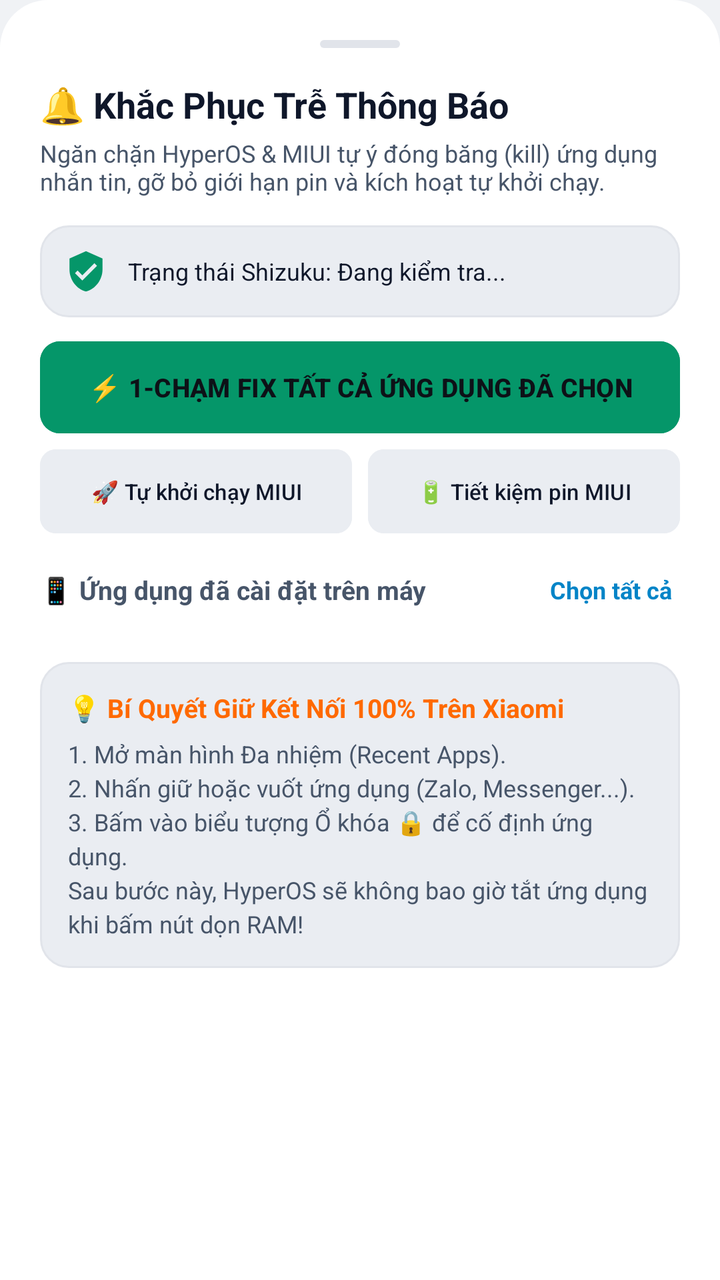
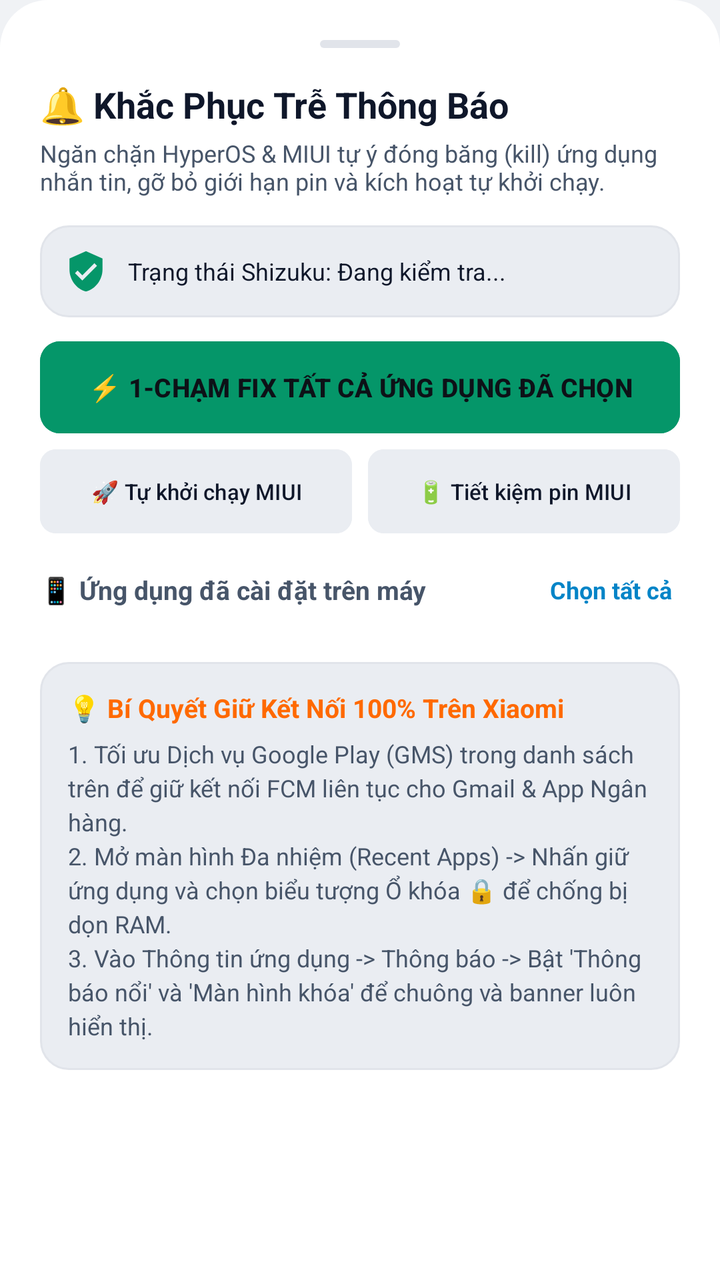

Compare the two renders of this Android layout. The source of the first and the diff that turns it into the second are given below.
<!-- AndroidManifest.xml: application theme Theme.ToolXiaomi -->
<!-- res/layout/bottom_sheet_notif_fix.xml -->
<?xml version="1.0" encoding="utf-8"?>
<androidx.core.widget.NestedScrollView xmlns:android="http://schemas.android.com/apk/res/android"
    xmlns:app="http://schemas.android.com/apk/res-auto"
    android:layout_width="match_parent"
    android:layout_height="wrap_content"
    android:background="@drawable/bg_bottom_sheet"
    android:fillViewport="true"
    android:overScrollMode="never">

    <LinearLayout
        android:layout_width="match_parent"
        android:layout_height="wrap_content"
        android:orientation="vertical"
        android:padding="20dp">

        
        <View
            android:layout_width="40dp"
            android:layout_height="4dp"
            android:layout_gravity="center_horizontal"
            android:layout_marginBottom="16dp"
            android:background="@drawable/bg_drag_handle" />

        <TextView
            android:layout_width="wrap_content"
            android:layout_height="wrap_content"
            android:text="🔔 Khắc Phục Trễ Thông Báo"
            android:textColor="@color/text_primary"
            android:textSize="18sp"
            android:textStyle="bold" />

        <TextView
            android:layout_width="wrap_content"
            android:layout_height="wrap_content"
            android:layout_marginTop="4dp"
            android:text="Ngăn chặn HyperOS &amp; MIUI tự ý đóng băng (kill) ứng dụng nhắn tin, gỡ bỏ giới hạn pin và kích hoạt tự khởi chạy."
            android:textColor="@color/text_secondary"
            android:textSize="12sp" />

        
        <LinearLayout
            android:layout_width="match_parent"
            android:layout_height="wrap_content"
            android:layout_marginTop="14dp"
            android:background="@drawable/bg_card_rounded"
            android:gravity="center_vertical"
            android:orientation="horizontal"
            android:padding="12dp">

            <ImageView
                android:layout_width="22dp"
                android:layout_height="22dp"
                android:src="@drawable/ic_shield_check"
                app:tint="@color/neon_green" />

            <TextView
                android:id="@+id/bs_tv_notif_shizuku_status"
                android:layout_width="0dp"
                android:layout_height="wrap_content"
                android:layout_marginStart="10dp"
                android:layout_weight="1"
                android:text="Trạng thái Shizuku: Đang kiểm tra..."
                android:textColor="@color/text_primary"
                android:textSize="12sp" />
        </LinearLayout>

        
        <com.google.android.material.button.MaterialButton
            android:id="@+id/bs_btn_batch_fix"
            android:layout_width="match_parent"
            android:layout_height="wrap_content"
            android:layout_marginTop="12dp"
            android:minHeight="46dp"
            android:backgroundTint="@color/neon_green"
            android:insetTop="0dp"
            android:insetBottom="0dp"
            android:insetLeft="0dp"
            android:insetRight="0dp"
            android:paddingLeft="10dp"
            android:paddingRight="10dp"
            android:text="⚡ 1-CHẠM FIX TẤT CẢ ỨNG DỤNG ĐÃ CHỌN"
            android:textColor="#0D1117"
            android:textSize="13sp"
            android:textStyle="bold"
            app:cornerRadius="10dp" />

        
        <LinearLayout
            android:layout_width="match_parent"
            android:layout_height="wrap_content"
            android:layout_marginTop="8dp"
            android:orientation="horizontal">

            <com.google.android.material.button.MaterialButton
                android:id="@+id/bs_btn_open_autostart"
                android:layout_width="0dp"
                android:layout_height="wrap_content"
                android:layout_marginEnd="4dp"
                android:layout_weight="1"
                android:minHeight="42dp"
                android:minWidth="0dp"
                android:backgroundTint="@color/card_highlight"
                android:insetTop="0dp"
                android:insetBottom="0dp"
                android:insetLeft="0dp"
                android:insetRight="0dp"
                android:paddingLeft="4dp"
                android:paddingRight="4dp"
                android:maxLines="1"
                android:ellipsize="end"
                android:text="🚀 Tự khởi chạy MIUI"
                android:textColor="@color/text_primary"
                android:textSize="11sp"
                app:cornerRadius="8dp" />

            <com.google.android.material.button.MaterialButton
                android:id="@+id/bs_btn_open_powerkeeper"
                android:layout_width="0dp"
                android:layout_height="wrap_content"
                android:layout_marginStart="4dp"
                android:layout_weight="1"
                android:minHeight="42dp"
                android:minWidth="0dp"
                android:backgroundTint="@color/card_highlight"
                android:insetTop="0dp"
                android:insetBottom="0dp"
                android:insetLeft="0dp"
                android:insetRight="0dp"
                android:paddingLeft="4dp"
                android:paddingRight="4dp"
                android:maxLines="1"
                android:ellipsize="end"
                android:text="🔋 Tiết kiệm pin MIUI"
                android:textColor="@color/text_primary"
                android:textSize="11sp"
                app:cornerRadius="8dp" />
        </LinearLayout>

        
        <LinearLayout
            android:layout_width="match_parent"
            android:layout_height="wrap_content"
            android:layout_marginTop="16dp"
            android:layout_marginBottom="8dp"
            android:gravity="center_vertical"
            android:orientation="horizontal">

            <TextView
                android:layout_width="0dp"
                android:layout_height="wrap_content"
                android:layout_weight="1"
                android:text="📱 Ứng dụng đã cài đặt trên máy"
                android:textColor="@color/text_secondary"
                android:textSize="13sp"
                android:textStyle="bold" />

            <TextView
                android:id="@+id/bs_tv_select_all"
                android:layout_width="wrap_content"
                android:layout_height="wrap_content"
                android:background="?attr/selectableItemBackground"
                android:clickable="true"
                android:focusable="true"
                android:padding="4dp"
                android:text="Chọn tất cả"
                android:textColor="@color/neon_cyan"
                android:textSize="12sp"
                android:textStyle="bold" />
        </LinearLayout>

        
        <LinearLayout
            android:id="@+id/bs_layout_notif_apps"
            android:layout_width="match_parent"
            android:layout_height="wrap_content"
            android:orientation="vertical" />

        <TextView
            android:id="@+id/bs_tv_notif_empty"
            android:layout_width="match_parent"
            android:layout_height="wrap_content"
            android:layout_marginTop="8dp"
            android:layout_marginBottom="8dp"
            android:gravity="center"
            android:text="Không tìm thấy ứng dụng nhắn tin nào trong danh mục hỗ trợ."
            android:textColor="@color/text_muted"
            android:textSize="12sp"
            android:visibility="gone" />

        
        <LinearLayout
            android:layout_width="match_parent"
            android:layout_height="wrap_content"
            android:layout_marginTop="16dp"
            android:background="@drawable/bg_card_rounded"
            android:orientation="vertical"
            android:padding="14dp">

            <LinearLayout
                android:layout_width="match_parent"
                android:layout_height="wrap_content"
                android:gravity="center_vertical"
                android:orientation="horizontal">

                <TextView
                    android:layout_width="wrap_content"
                    android:layout_height="wrap_content"
                    android:text="💡 Bí Quyết Giữ Kết Nối 100% Trên Xiaomi"
                    android:textColor="@color/mi_orange"
                    android:textSize="13sp"
                    android:textStyle="bold" />
            </LinearLayout>

            <TextView
                android:layout_width="match_parent"
                android:layout_height="wrap_content"
                android:layout_marginTop="6dp"
                android:lineSpacingExtra="3dp"
                android:text="1. Mở màn hình Đa nhiệm (Recent Apps).\n2. Nhấn giữ hoặc vuốt ứng dụng (Zalo, Messenger...).\n3. Bấm vào biểu tượng Ổ khóa 🔒 để cố định ứng dụng.\nSau bước này, HyperOS sẽ không bao giờ tắt ứng dụng khi bấm nút dọn RAM!"
                android:textColor="@color/text_secondary"
                android:textSize="12sp" />
        </LinearLayout>

    </LinearLayout>

</androidx.core.widget.NestedScrollView>
<!-- resources referenced by this layout -->
<resources>
  <color name="card_highlight">#EAEDF2</color>
  <color name="mi_orange">#FF6900</color>
  <color name="neon_cyan">#0284C7</color>
  <color name="neon_green">#059669</color>
  <color name="text_muted">#64748B</color>
  <color name="text_primary">#0F172A</color>
  <color name="text_secondary">#475569</color>
  <!-- drawable bg_bottom_sheet (drawable) -->
  <?xml version="1.0" encoding="utf-8"?>
  <shape xmlns:android="http://schemas.android.com/apk/res/android"
      android:shape="rectangle">
      <solid android:color="@color/card_dark" />
      <corners
          android:topLeftRadius="24dp"
          android:topRightRadius="24dp" />
  </shape>
  <!-- drawable bg_card_rounded (drawable) -->
  <?xml version="1.0" encoding="utf-8"?>
  <shape xmlns:android="http://schemas.android.com/apk/res/android"
      android:shape="rectangle">
      <corners android:radius="14dp" />
      <solid android:color="@color/card_highlight" />
      <stroke
          android:width="1dp"
          android:color="@color/card_dark_stroke" />
  </shape>
  <!-- drawable bg_drag_handle (drawable) -->
  <?xml version="1.0" encoding="utf-8"?>
  <shape xmlns:android="http://schemas.android.com/apk/res/android"
      android:shape="rectangle">
      <solid android:color="@color/card_dark_stroke" />
      <corners android:radius="2dp" />
  </shape>
  <!-- drawable ic_shield_check (drawable) -->
  <vector xmlns:android="http://schemas.android.com/apk/res/android"
      android:width="24dp"
      android:height="24dp"
      android:viewportWidth="24"
      android:viewportHeight="24">
      <path
          android:fillColor="#FFFFFF"
          android:pathData="M12,1L3,5v6c0,5.55 3.84,10.74 9,12 5.16,-1.26 9,-6.45 9,-12V5l-9,-4zm-2,16l-4,-4 1.41,-1.41L10,14.17l6.59,-6.59L18,9l-8,8z" />
  </vector>
  <style name="Theme.ToolXiaomi" parent="Theme.Material3.DayNight.NoActionBar">
          <item name="colorPrimary">@color/mi_orange</item>
          <item name="colorPrimaryVariant">@color/mi_orange_dark</item>
          <item name="colorOnPrimary">#FFFFFF</item>
          <item name="colorSecondaryContainer">@color/card_highlight</item>
          <item name="colorOnSecondaryContainer">@color/mi_orange</item>
          <item name="android:statusBarColor">@color/bg_dark</item>
          <item name="android:navigationBarColor">@color/card_dark</item>
          <item name="android:windowBackground">@color/bg_dark</item>
          <item name="android:windowLightStatusBar" tools:targetApi="m">true</item>
          <item name="android:windowLightNavigationBar" tools:targetApi="o_mr1">true</item>
      </style>
  <color name="card_dark">#FFFFFF</color>
  <color name="card_dark_stroke">#E1E4EA</color>
  <color name="mi_orange_dark">#E55D00</color>
  <color name="bg_dark">#F0F2F5</color>
</resources>

<!-- the commit's change to res/layout/bottom_sheet_notif_fix.xml (unified diff, before → after) -->
@@ -216,7 +216,7 @@
                 android:layout_height="wrap_content"
                 android:layout_marginTop="6dp"
                 android:lineSpacingExtra="3dp"
-                android:text="1. Mở màn hình Đa nhiệm (Recent Apps).\n2. Nhấn giữ hoặc vuốt ứng dụng (Zalo, Messenger...).\n3. Bấm vào biểu tượng Ổ khóa 🔒 để cố định ứng dụng.\nSau bước này, HyperOS sẽ không bao giờ tắt ứng dụng khi bấm nút dọn RAM!"
+                android:text="1. Tối ưu Dịch vụ Google Play (GMS) trong danh sách trên để giữ kết nối FCM liên tục cho Gmail &amp; App Ngân hàng.\n2. Mở màn hình Đa nhiệm (Recent Apps) -> Nhấn giữ ứng dụng và chọn biểu tượng Ổ khóa 🔒 để chống bị dọn RAM.\n3. Vào Thông tin ứng dụng -> Thông báo -> Bật 'Thông báo nổi' và 'Màn hình khóa' để chuông và banner luôn hiển thị."
                 android:textColor="@color/text_secondary"
                 android:textSize="12sp" />
         </LinearLayout>
